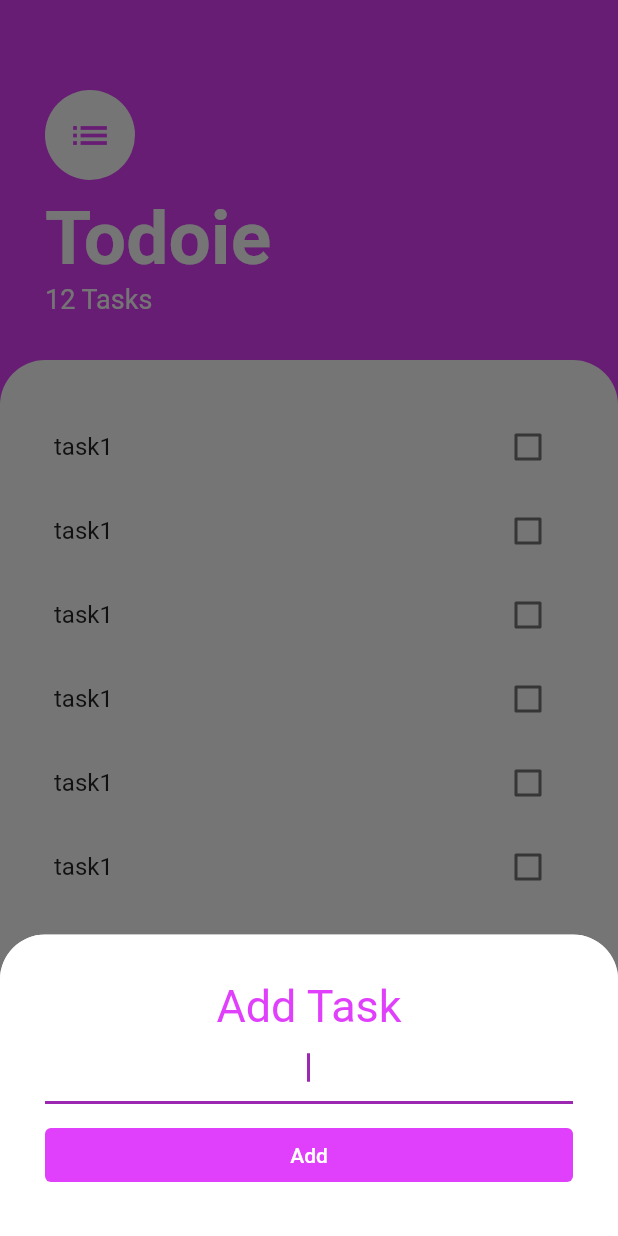
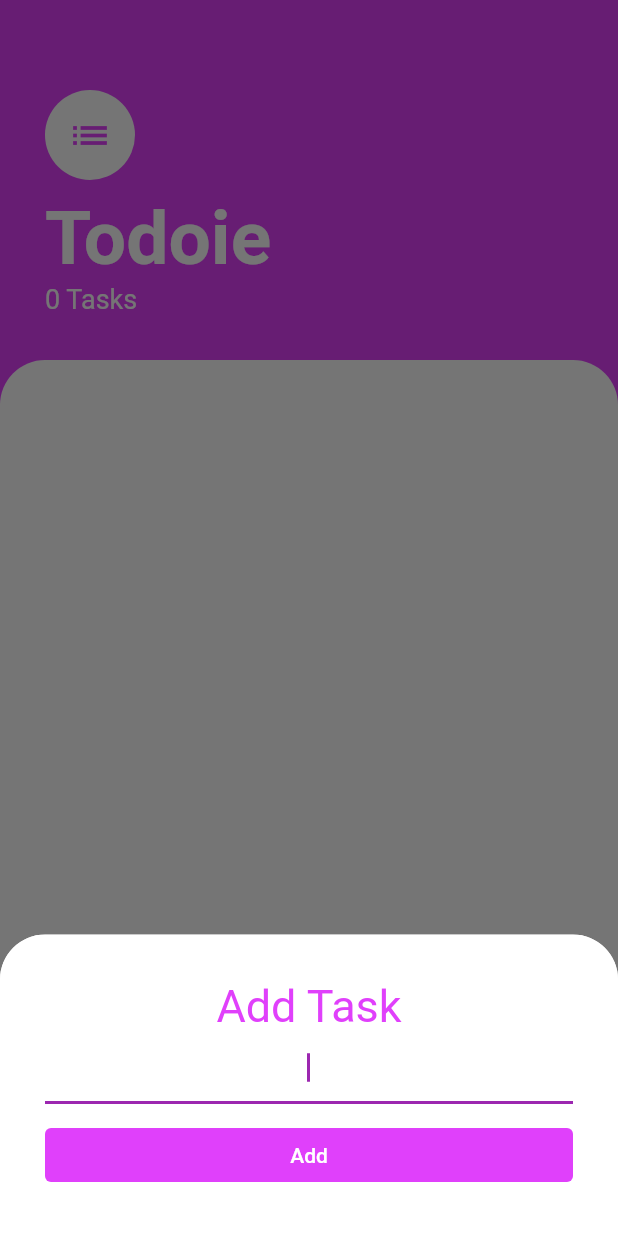
Before and after one commit to chaniru-puldith/todoie-flutter-app, a Flutter app: the screen it shows after launch, after a tap on the "add" icon, on a phone screen of 412 x 824 dp. Run offline on Flutter 3.47's test engine with Material 2 defaults, Android fonts, the phone set to English and light mode, and no system bars.

```diff
--- /dev/null
+++ b/lib/models/task.dart
@@ -0,0 +1,10 @@
+class Task {
+  final String name;
+  bool isDone;
+
+  Task({required this.name, this.isDone = false});
+
+  void toggleDone() {
+    isDone = !isDone;
+  }
+}
--- a/lib/screens/add_task_screen.dart
+++ b/lib/screens/add_task_screen.dart
@@ -1,17 +1,21 @@
 import 'package:flutter/material.dart';
 
 class AddTaskScreen extends StatelessWidget {
-  const AddTaskScreen({super.key});
+  final Function addTaskCallback;
+
+  const AddTaskScreen({super.key, required this.addTaskCallback});
 
   @override
   Widget build(BuildContext context) {
+    String? newTaskTitle;
+
     return Container(
       color: Colors.white,
-      padding: EdgeInsets.all(30.0),
+      padding: const EdgeInsets.all(30.0),
       child: Column(
         crossAxisAlignment: CrossAxisAlignment.stretch,
         children: [
-          Text(
+          const Text(
             'Add Task',
             textAlign: TextAlign.center,
             style: TextStyle(
@@ -22,17 +26,22 @@ class AddTaskScreen extends StatelessWidget {
           TextField(
             autofocus: true,
             textAlign: TextAlign.center,
+            onChanged: (value) {
+              newTaskTitle = value;
+            },
           ),
-          SizedBox(
+          const SizedBox(
             height: 10.0,
           ),
           TextButton(
-            onPressed: () {},
-            child: Text('Add'),
+            onPressed: () {
+              addTaskCallback(newTaskTitle);
+            },
             style: TextButton.styleFrom(
               foregroundColor: Colors.white,
               backgroundColor: Colors.purpleAccent,
             ),
+            child: const Text('Add'),
           ),
         ],
       ),
--- a/lib/screens/task_screen.dart
+++ b/lib/screens/task_screen.dart
@@ -1,21 +1,30 @@
 import 'package:flutter/material.dart';
 import 'package:todoie/screens/add_task_screen.dart';
 import 'package:todoie/widgets/tasks_list.dart';
+import 'package:todoie/models/task.dart';
 
-class TaskScreen extends StatelessWidget {
+class TaskScreen extends StatefulWidget {
   const TaskScreen({super.key});
 
   @override
+  State<TaskScreen> createState() => _TaskScreenState();
+}
+
+class _TaskScreenState extends State<TaskScreen> {
+  List<Task> tasks = [];
+
+  @override
   Widget build(BuildContext context) {
+    print;
     return Scaffold(
       backgroundColor: Colors.purpleAccent,
       floatingActionButton: FloatingActionButton(
         backgroundColor: Colors.purpleAccent,
-        child: Icon(Icons.add),
+        child: const Icon(Icons.add),
         onPressed: () {
           showModalBottomSheet(
             clipBehavior: Clip.antiAlias, // or hardEdge must
-            shape: RoundedRectangleBorder(
+            shape: const RoundedRectangleBorder(
               borderRadius: BorderRadius.only(
                 topLeft: Radius.circular(30),
                 topRight: Radius.circular(30),
@@ -26,7 +35,15 @@ class TaskScreen extends StatelessWidget {
               child: Container(
                 padding: EdgeInsets.only(
                     bottom: MediaQuery.of(context).viewInsets.bottom),
-                child: AddTaskScreen(),
+                child: AddTaskScreen(
+                  addTaskCallback: (newTaskTitle) {
+                    setState(() {
+                      tasks.add(Task(name: newTaskTitle));
+                    });
+
+                    Navigator.pop(context);
+                  },
+                ),
               ),
             ),
           );
@@ -42,19 +59,19 @@ class TaskScreen extends StatelessWidget {
               child: Column(
                 crossAxisAlignment: CrossAxisAlignment.start,
                 children: <Widget>[
-                  CircleAvatar(
+                  const CircleAvatar(
+                    radius: 30.0,
+                    backgroundColor: Colors.white,
                     child: Icon(
                       Icons.list,
                       size: 30.0,
                       color: Colors.purpleAccent,
                     ),
-                    radius: 30.0,
-                    backgroundColor: Colors.white,
                   ),
-                  SizedBox(
+                  const SizedBox(
                     height: 10.0,
                   ),
-                  Text(
+                  const Text(
                     'Todoie',
                     style: TextStyle(
                         color: Colors.white,
@@ -62,8 +79,8 @@ class TaskScreen extends StatelessWidget {
                         fontWeight: FontWeight.w700),
                   ),
                   Text(
-                    '12 Tasks',
-                    style: TextStyle(
+                    '${tasks.isEmpty ? 0 : tasks.length} Tasks',
+                    style: const TextStyle(
                       color: Colors.white,
                       fontSize: 18.0,
                     ),
@@ -73,16 +90,17 @@ class TaskScreen extends StatelessWidget {
             ),
             Expanded(
               child: Container(
-                padding: EdgeInsets.symmetric(vertical: 30.0, horizontal: 20.0),
+                padding: const EdgeInsets.symmetric(
+                    vertical: 30.0, horizontal: 20.0),
                 height: 300,
-                decoration: BoxDecoration(
+                decoration: const BoxDecoration(
                   color: Colors.white,
                   borderRadius: BorderRadius.only(
                     topRight: Radius.circular(30.0),
                     topLeft: Radius.circular(30.0),
                   ),
                 ),
-                child: TasksList(),
+                child: TasksList(tasks: tasks),
               ),
             ),
           ],
--- a/lib/widgets/task_tile.dart
+++ b/lib/widgets/task_tile.dart
@@ -1,53 +1,28 @@
 import 'package:flutter/material.dart';
 
-class TaskTitle extends StatefulWidget {
-  const TaskTitle({super.key});
+class TaskTitle extends StatelessWidget {
+  final bool isChecked;
+  final String taskTitle;
 
-  @override
-  State<TaskTitle> createState() => _TaskTitleState();
-}
-
-class _TaskTitleState extends State<TaskTitle> {
-  bool isChecked = false;
-
-  void checkboxCallBack(bool? newValue) {
-    setState(() {
-      isChecked = newValue!;
-    });
-  }
+  const TaskTitle({
+    super.key,
+    required this.isChecked,
+    required this.taskTitle,
+    required Null Function(bool? checkBoxState) checkBoxCallBack,
+  });
 
   @override
   Widget build(BuildContext context) {
     return ListTile(
-      title: Text(
-        'task1',
-        style: TextStyle(
-            decoration: isChecked ? TextDecoration.lineThrough : null),
-      ),
-      trailing: TaskCheckBox(
-        checkboxState: isChecked,
-        toggleCheckboxState: checkboxCallBack,
-      ),
-    );
+        title: Text(
+          taskTitle,
+          style: TextStyle(
+              decoration: isChecked ? TextDecoration.lineThrough : null),
+        ),
+        trailing: Checkbox(
+          value: isChecked,
+          activeColor: Colors.purpleAccent,
+          onChanged: (bool? value) {},
+        ));
   }
 }
-
-class TaskCheckBox extends StatelessWidget {
-  final bool checkboxState;
-  final void Function(bool?) toggleCheckboxState;
-
-  const TaskCheckBox({
-    super.key,
-    required this.checkboxState,
-    required this.toggleCheckboxState,
-  });
-
-  @override
-  Widget build(BuildContext context) {
-    return Checkbox(
-      value: checkboxState,
-      activeColor: Colors.purpleAccent,
-      onChanged: toggleCheckboxState,
-    );
-  }
-}
--- a/lib/widgets/tasks_list.dart
+++ b/lib/widgets/tasks_list.dart
@@ -1,25 +1,32 @@
 import 'package:flutter/material.dart';
 import 'package:todoie/widgets/task_tile.dart';
+import 'package:todoie/models/task.dart';
 
-class TasksList extends StatelessWidget {
-  const TasksList({super.key});
+class TasksList extends StatefulWidget {
+  final List<Task> tasks;
+
+  const TasksList({super.key, required this.tasks});
 
   @override
+  State<TasksList> createState() => _TasksListState();
+}
+
+class _TasksListState extends State<TasksList> {
+  @override
   Widget build(BuildContext context) {
-    return ListView(
-      children: <Widget>[
-        TaskTitle(),
-        TaskTitle(),
-        TaskTitle(),
-        TaskTitle(),
-        TaskTitle(),
-        TaskTitle(),
-        TaskTitle(),
-        TaskTitle(),
-        TaskTitle(),
-        TaskTitle(),
-        TaskTitle(),
-      ],
+    return ListView.builder(
+      itemBuilder: (context, index) {
+        return TaskTitle(
+          isChecked: widget.tasks[index].isDone,
+          taskTitle: widget.tasks[index].name,
+          checkBoxCallBack: (bool? checkBoxState) {
+            setState(() {
+              widget.tasks[index].toggleDone();
+            });
+          },
+        );
+      },
+      itemCount: widget.tasks.length,
     );
   }
 }
```
